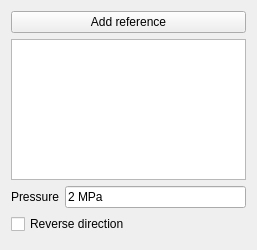
The window that src/Mod/Fem/Gui/TaskFemConstraintPrescribedDisplacement.ui (makkemal/FreeCAD) describes before a commit, drawn with Qt 5.
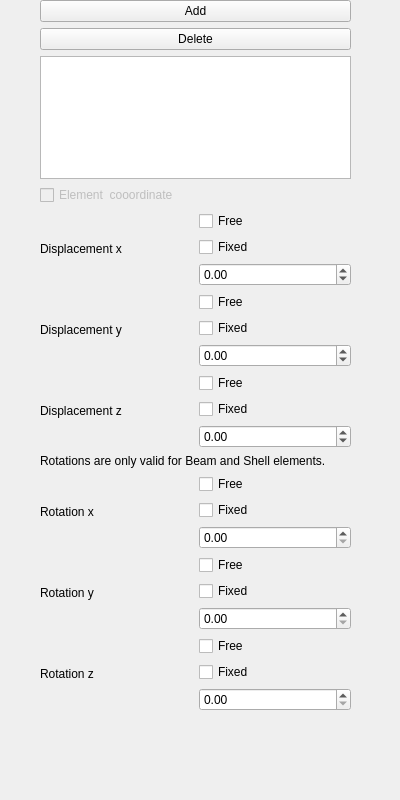
The same window after the commit. Custom widgets are drawn as their Qt base class.

Commit message: FEM: Updated C++ Fem displacement constraint class

The edit to the form file:
```diff
--- a/src/Mod/Fem/Gui/TaskFemConstraintPrescribedDisplacement.ui
+++ b/src/Mod/Fem/Gui/TaskFemConstraintPrescribedDisplacement.ui
@@ -1,79 +1,347 @@
 <?xml version="1.0" encoding="UTF-8"?>
 <ui version="4.0">
- <class>TaskFemConstraintPressure</class>
- <widget class="QWidget" name="TaskFemConstraintPressure">
+ <class>TaskFemConstraintPrescribedDisplacement</class>
+ <widget class="QWidget" name="TaskFemConstraintPrescribedDisplacement">
+  <property name="enabled">
+   <bool>true</bool>
+  </property>
   <property name="geometry">
    <rect>
     <x>0</x>
     <y>0</y>
-    <width>257</width>
-    <height>250</height>
+    <width>400</width>
+    <height>800</height>
    </rect>
   </property>
+  <property name="sizePolicy">
+   <sizepolicy hsizetype="Maximum" vsizetype="Maximum">
+    <horstretch>3</horstretch>
+    <verstretch>80</verstretch>
+   </sizepolicy>
+  </property>
+  <property name="minimumSize">
+   <size>
+    <width>400</width>
+    <height>800</height>
+   </size>
+  </property>
+  <property name="baseSize">
+   <size>
+    <width>400</width>
+    <height>800</height>
+   </size>
+  </property>
   <property name="windowTitle">
    <string>Form</string>
   </property>
-  <layout class="QVBoxLayout" name="verticalLayout">
-   <item>
-    <widget class="QPushButton" name="b_add_reference">
-     <property name="text">
-      <string>Add reference</string>
-     </property>
-    </widget>
-   </item>
-   <item>
-    <widget class="QListWidget" name="lw_references"/>
-   </item>
-   <item>
-    <layout class="QHBoxLayout" name="layoutPressure">
-     <item>
-      <widget class="QLabel" name="l_pressure">
-       <property name="text">
-        <string>Pressure</string>
-       </property>
-      </widget>
-     </item>
-     <item>
-      <widget class="Gui::InputField" name="if_pressure">
-       <property name="text">
-        <string>2 MPa</string>
-       </property>
-       <property name="unit" stdset="0">
-        <string notr="true"/>
-       </property>
-      </widget>
-     </item>
-    </layout>
-   </item>
-   <item>
-    <widget class="QCheckBox" name="cb_reverse_direction">
-     <property name="text">
-      <string>Reverse direction</string>
-     </property>
-    </widget>
-   </item>
-   <item>
-    <spacer name="verticalSpacer">
-     <property name="orientation">
-      <enum>Qt::Vertical</enum>
-     </property>
-     <property name="sizeHint" stdset="0">
-      <size>
-       <width>17</width>
-       <height>56</height>
-      </size>
-     </property>
-    </spacer>
-   </item>
-  </layout>
+  <widget class="QWidget" name="verticalLayoutWidget">
+   <property name="geometry">
+    <rect>
+     <x>40</x>
+     <y>0</y>
+     <width>311</width>
+     <height>711</height>
+    </rect>
+   </property>
+   <layout class="QVBoxLayout" name="verticalLayout">
+    <item>
+     <widget class="QPushButton" name="pushButtonAdd">
+      <property name="text">
+       <string>Add</string>
+      </property>
+     </widget>
+    </item>
+    <item>
+     <widget class="QPushButton" name="pushButtonDelete">
+      <property name="text">
+       <string>Delete</string>
+      </property>
+     </widget>
+    </item>
+    <item>
+     <widget class="QListWidget" name="lw_references">
+      <property name="sizePolicy">
+       <sizepolicy hsizetype="MinimumExpanding" vsizetype="MinimumExpanding">
+        <horstretch>0</horstretch>
+        <verstretch>0</verstretch>
+       </sizepolicy>
+      </property>
+      <property name="minimumSize">
+       <size>
+        <width>0</width>
+        <height>50</height>
+       </size>
+      </property>
+     </widget>
+    </item>
+    <item>
+     <widget class="QCheckBox" name="localcoord">
+      <property name="enabled">
+       <bool>false</bool>
+      </property>
+      <property name="text">
+       <string>Element  cooordinate</string>
+      </property>
+     </widget>
+    </item>
+    <item>
+     <layout class="QVBoxLayout" name="verticalLayout_2">
+      <item>
+       <layout class="QHBoxLayout" name="horizontalLayout_6">
+        <item>
+         <widget class="QLabel" name="dispx">
+          <property name="text">
+           <string>Displacement x</string>
+          </property>
+         </widget>
+        </item>
+        <item>
+         <layout class="QVBoxLayout" name="verticalLayout_8">
+          <item>
+           <widget class="QCheckBox" name="dispxfree">
+            <property name="text">
+             <string>Free</string>
+            </property>
+           </widget>
+          </item>
+          <item>
+           <widget class="QCheckBox" name="dispxfix">
+            <property name="text">
+             <string>Fixed</string>
+            </property>
+           </widget>
+          </item>
+          <item>
+           <widget class="QDoubleSpinBox" name="spinxDisplacement">
+            <property name="minimum">
+             <double>-99999.000000000000000</double>
+            </property>
+            <property name="maximum">
+             <double>99999.000000000000000</double>
+            </property>
+            <property name="value">
+             <double>0.000000000000000</double>
+            </property>
+           </widget>
+          </item>
+         </layout>
+        </item>
+       </layout>
+      </item>
+      <item>
+       <layout class="QHBoxLayout" name="horizontalLayout_5">
+        <item>
+         <widget class="QLabel" name="dispy">
+          <property name="text">
+           <string>Displacement y</string>
+          </property>
+         </widget>
+        </item>
+        <item>
+         <layout class="QVBoxLayout" name="verticalLayout_7">
+          <item>
+           <widget class="QCheckBox" name="dispyfree">
+            <property name="text">
+             <string>Free</string>
+            </property>
+           </widget>
+          </item>
+          <item>
+           <widget class="QCheckBox" name="dispyfix">
+            <property name="text">
+             <string>Fixed</string>
+            </property>
+           </widget>
+          </item>
+          <item>
+           <widget class="QDoubleSpinBox" name="spinyDisplacement">
+            <property name="minimum">
+             <double>-99999.000000000000000</double>
+            </property>
+            <property name="maximum">
+             <double>99999.000000000000000</double>
+            </property>
+            <property name="value">
+             <double>0.000000000000000</double>
+            </property>
+           </widget>
+          </item>
+         </layout>
+        </item>
+       </layout>
+      </item>
+      <item>
+       <layout class="QHBoxLayout" name="horizontalLayout_4">
+        <item>
+         <widget class="QLabel" name="dispz">
+          <property name="text">
+           <string>Displacement z</string>
+          </property>
+         </widget>
+        </item>
+        <item>
+         <layout class="QVBoxLayout" name="verticalLayout_6">
+          <item>
+           <widget class="QCheckBox" name="dispzfree">
+            <property name="text">
+             <string>Free</string>
+            </property>
+           </widget>
+          </item>
+          <item>
+           <widget class="QCheckBox" name="dispzfix">
+            <property name="text">
+             <string>Fixed</string>
+            </property>
+           </widget>
+          </item>
+          <item>
+           <widget class="QDoubleSpinBox" name="spinzDisplacement">
+            <property name="minimum">
+             <double>-99999.000000000000000</double>
+            </property>
+            <property name="maximum">
+             <double>99999.000000000000000</double>
+            </property>
+            <property name="value">
+             <double>0.000000000000000</double>
+            </property>
+           </widget>
+          </item>
+         </layout>
+        </item>
+       </layout>
+      </item>
+      <item>
+       <widget class="QLabel" name="label">
+        <property name="maximumSize">
+         <size>
+          <width>400</width>
+          <height>16777215</height>
+         </size>
+        </property>
+        <property name="text">
+         <string>Rotations are only valid for Beam and Shell elements.</string>
+        </property>
+        <property name="scaledContents">
+         <bool>false</bool>
+        </property>
+        <property name="wordWrap">
+         <bool>true</bool>
+        </property>
+       </widget>
+      </item>
+      <item>
+       <layout class="QHBoxLayout" name="horizontalLayout_3">
+        <item>
+         <widget class="QLabel" name="rotx">
+          <property name="text">
+           <string>Rotation x</string>
+          </property>
+         </widget>
+        </item>
+        <item>
+         <layout class="QVBoxLayout" name="verticalLayout_5">
+          <item>
+           <widget class="QCheckBox" name="rotxfree">
+            <property name="text">
+             <string>Free</string>
+            </property>
+           </widget>
+          </item>
+          <item>
+           <widget class="QCheckBox" name="rotxfix">
+            <property name="text">
+             <string>Fixed</string>
+            </property>
+           </widget>
+          </item>
+          <item>
+           <widget class="QDoubleSpinBox" name="rotxv"/>
+          </item>
+         </layout>
+        </item>
+       </layout>
+      </item>
+      <item>
+       <layout class="QHBoxLayout" name="horizontalLayout_2">
+        <item>
+         <widget class="QLabel" name="roty">
+          <property name="text">
+           <string>Rotation y</string>
+          </property>
+         </widget>
+        </item>
+        <item>
+         <layout class="QVBoxLayout" name="verticalLayout_4">
+          <item>
+           <widget class="QCheckBox" name="rotyfree">
+            <property name="text">
+             <string>Free</string>
+            </property>
+           </widget>
+          </item>
+          <item>
+           <widget class="QCheckBox" name="rotyfix">
+            <property name="text">
+             <string>Fixed</string>
+            </property>
+           </widget>
+          </item>
+          <item>
+           <widget class="QDoubleSpinBox" name="rotyv"/>
+          </item>
+         </layout>
+        </item>
+       </layout>
+      </item>
+      <item>
+       <layout class="QHBoxLayout" name="horizontalLayout">
+        <item>
+         <widget class="QLabel" name="rotz">
+          <property name="text">
+           <string>Rotation z</string>
+          </property>
+         </widget>
+        </item>
+        <item>
+         <layout class="QVBoxLayout" name="verticalLayout_3">
+          <item>
+           <widget class="QCheckBox" name="rotzfree">
+            <property name="enabled">
+             <bool>true</bool>
+            </property>
+            <property name="text">
+             <string>Free</string>
+            </property>
+           </widget>
+          </item>
+          <item>
+           <widget class="QCheckBox" name="rotzfix">
+            <property name="enabled">
+             <bool>true</bool>
+            </property>
+            <property name="text">
+             <string>Fixed</string>
+            </property>
+           </widget>
+          </item>
+          <item>
+           <widget class="QDoubleSpinBox" name="rotzv">
+            <property name="enabled">
+             <bool>true</bool>
+            </property>
+           </widget>
+          </item>
+         </layout>
+        </item>
+       </layout>
+      </item>
+     </layout>
+    </item>
+   </layout>
+  </widget>
  </widget>
- <customwidgets>
-  <customwidget>
-   <class>Gui::InputField</class>
-   <extends>QLineEdit</extends>
-   <header>Gui/InputField.h</header>
-  </customwidget>
- </customwidgets>
  <resources/>
  <connections/>
 </ui>
```
Left out of the diff: 2 changed lines with no effect on the pictures. The commit also changes 8 other files.
